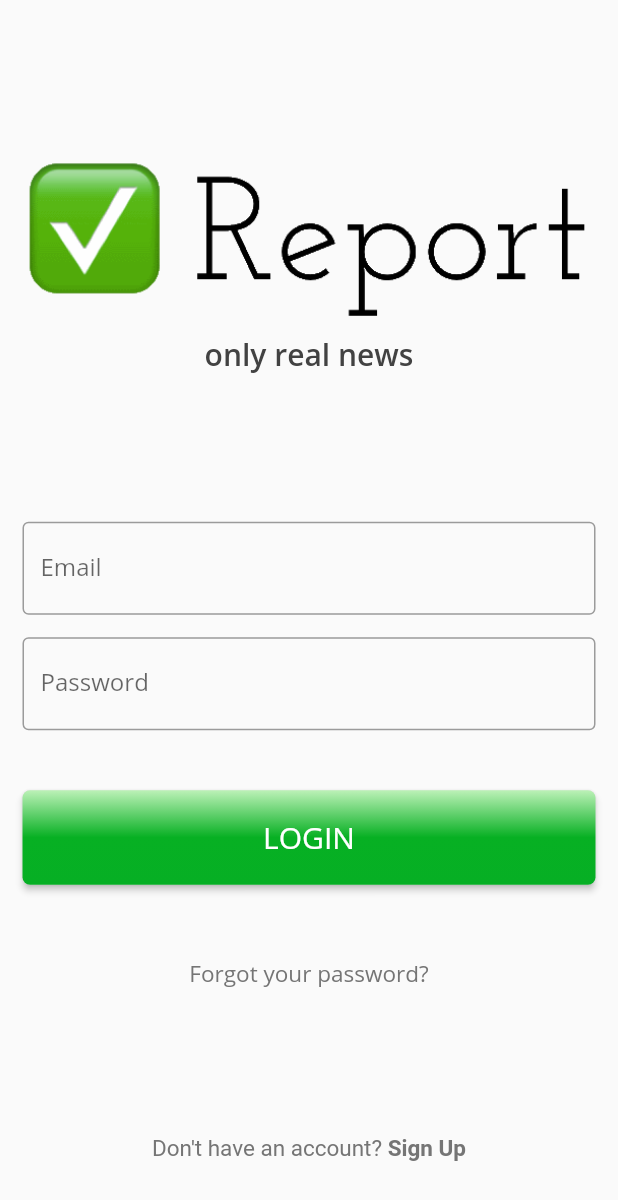
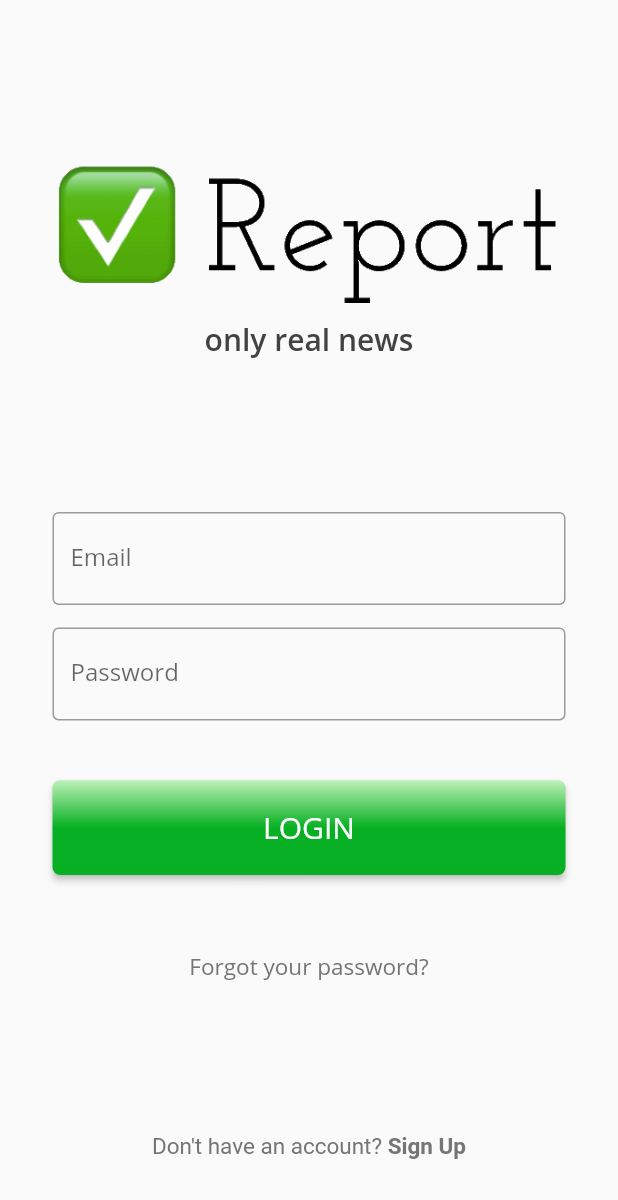
Before and after one commit to Team-Crushing-It/--Report, a Flutter app: the screen it shows after launch, on a phone screen of 412 x 824 dp. Shown: the top 1200 px of the screen. Run offline on Flutter 3.47's test engine with Material 2 defaults, Android fonts, the phone set to English and light mode, and no system bars; our stand-ins replace bloc, equatable, flutter_bloc.

Commit message:
larger padding

```diff
--- a/lib/login_page.dart
+++ b/lib/login_page.dart
@@ -19,7 +19,7 @@ class LoginPage extends StatelessWidget {
     return Scaffold(
       body: SafeArea(
         child: Padding(
-          padding: const EdgeInsets.symmetric(horizontal: 15.0),
+          padding: const EdgeInsets.symmetric(horizontal: 35.0),
           child: Column(
             mainAxisAlignment: MainAxisAlignment.center,
             mainAxisSize: MainAxisSize.max,
```
